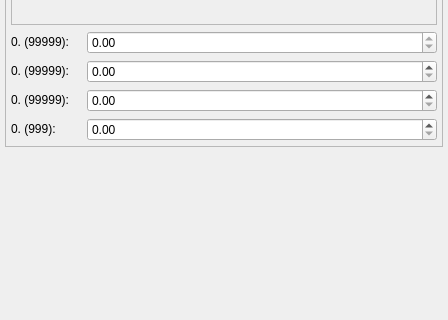
First picture: the form in Tools/ResourceEditor/DataQt/LODEditor.ui, repository xaoctech/dava.engine, before the edit; both pictures show x 0 to 448 and y 352 to 672 of the 448 by 821 pixel window.
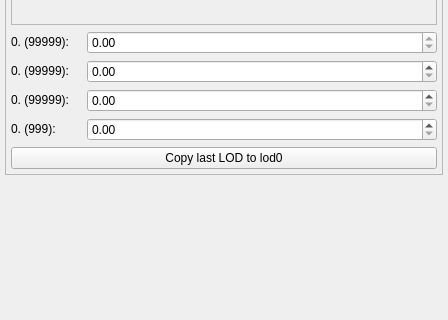
Second picture: the form after the edit. Icons and pictures are not drawn. Custom widgets are drawn as their Qt base class.

Commit message: [DF-2883] Hot feature: make last lod as lod0

The edit to the form file:
```diff
--- a/Tools/ResourceEditor/DataQt/LODEditor.ui
+++ b/Tools/ResourceEditor/DataQt/LODEditor.ui
@@ -15,7 +15,7 @@
   </property>
   <layout class="QVBoxLayout" name="verticalLayout">
    <property name="spacing">
-    <number>-1</number>
+    <number>6</number>
    </property>
    <property name="margin">
     <number>5</number>
@@ -534,6 +534,13 @@
         </property>
        </widget>
       </item>
+      <item row="5" column="0" colspan="2">
+       <widget class="QPushButton" name="lastLodToFrontButton">
+        <property name="text">
+         <string>Copy last LOD to lod0</string>
+        </property>
+       </widget>
+      </item>
      </layout>
     </widget>
    </item>
```
The commit also changes 6 other files.
